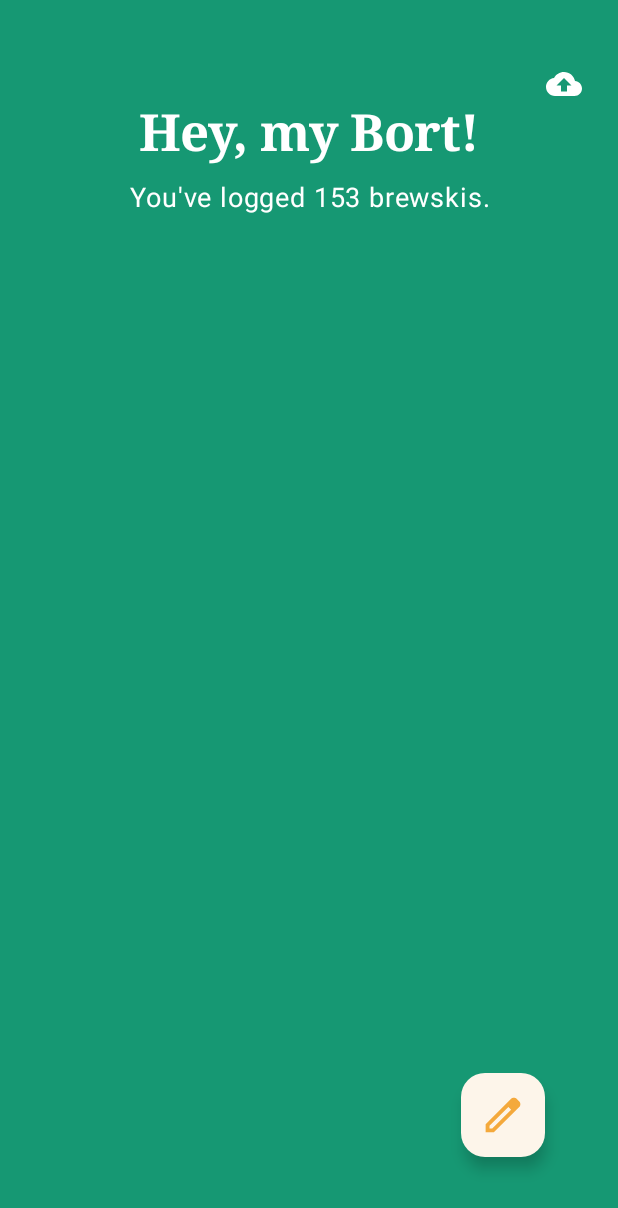
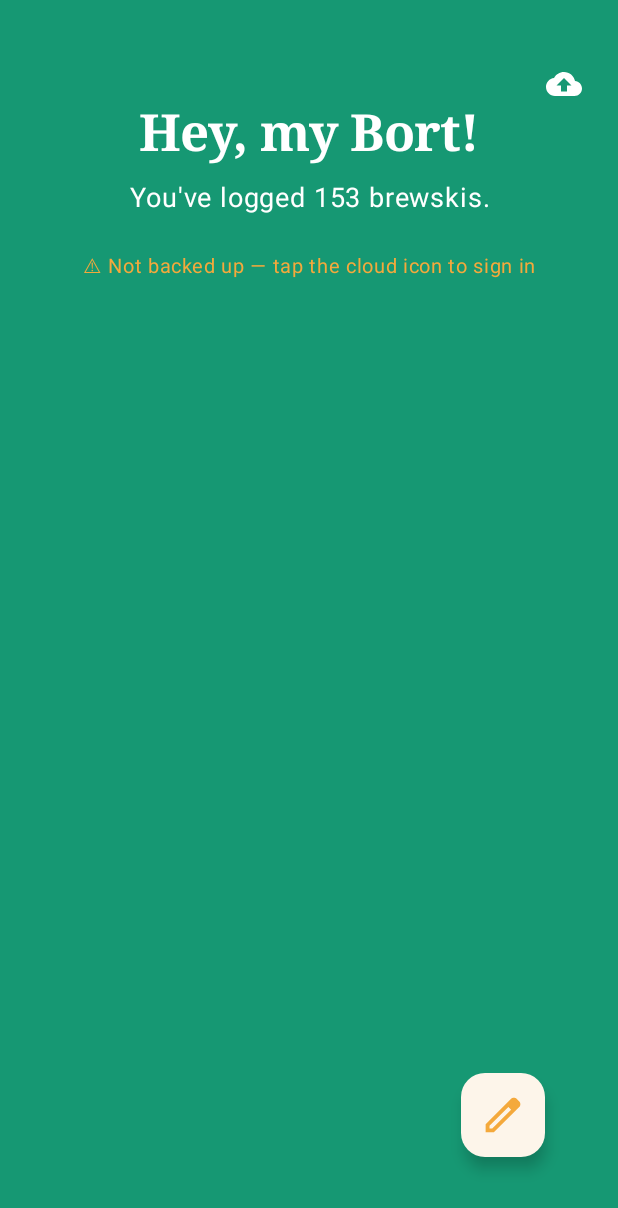
Before and after one commit to efeerhan/AleX, an Android app: the screen it shows after launch (MainActivity), on a phone screen of 412 x 824 dp. Shown: the top 1208 px of the screen. Run offline under Robolectric (Android 15) with nearby library versions, the light colour scheme and no system bars; our stand-ins replace Firebase (no records; nobody signed in at launch, a user with empty details on screens opened directly), Room's generated code.

Commit message:
fix(backups/ordering): ensure changes get pushed & same-day items are ordered correctly

```diff
--- a/app/src/main/java/com/erhan/alex/Adapter.kt
+++ b/app/src/main/java/com/erhan/alex/Adapter.kt
@@ -63,7 +63,13 @@ class Adapter( private val context: Context) :
     }
 
     fun setEntries(newEntries: List<Entry>) {
-        entries = newEntries.sortedByDescending { representDateSortably(it.date) }
+        // Dates are day-granular, so same-day entries need an explicit tiebreak: without one the
+        // stable sort leaves them oldest-first, and the (size - position) numbering above then
+        // hands the day's highest number to its oldest entry. id ascends with insertion, so
+        // descending id puts the most recent entry of a day on top, where its number belongs.
+        entries = newEntries.sortedWith(
+            compareByDescending<Entry> { representDateSortably(it.date) }.thenByDescending { it.id }
+        )
         notifyDataSetChanged() // Use DiffUtil for better performance
     }
 
--- a/app/src/main/java/com/erhan/alex/AuthRepository.kt
+++ b/app/src/main/java/com/erhan/alex/AuthRepository.kt
@@ -7,6 +7,7 @@ import androidx.credentials.CredentialManager
 import androidx.credentials.GetCredentialRequest
 import com.google.android.libraries.identity.googleid.GetSignInWithGoogleOption
 import com.google.android.libraries.identity.googleid.GoogleIdTokenCredential
+import com.google.firebase.auth.FirebaseAuth
 import com.google.firebase.auth.FirebaseUser
 import com.google.firebase.auth.GoogleAuthProvider
 import com.google.firebase.auth.ktx.auth
@@ -21,6 +22,21 @@ object AuthRepository {
 
     val currentUser: FirebaseUser?
         get() = Firebase.auth.currentUser
+
+    /**
+     * Calls [onChange] on every sign-in/sign-out transition, including a token expiring
+     * underneath the user — which is precisely the case that silently stopped backups before,
+     * with nothing on screen changing. Returns the listener so callers can unregister it.
+     */
+    fun observeAuthState(onChange: () -> Unit): FirebaseAuth.AuthStateListener {
+        val listener = FirebaseAuth.AuthStateListener { onChange() }
+        Firebase.auth.addAuthStateListener(listener)
+        return listener
+    }
+
+    fun stopObservingAuthState(listener: FirebaseAuth.AuthStateListener) {
+        Firebase.auth.removeAuthStateListener(listener)
+    }
 
     /** Launches the Google account chooser and signs the user into Firebase. Throws on failure. */
     suspend fun signIn(activity: Activity): FirebaseUser {
--- a/app/src/main/java/com/erhan/alex/EntryViewModel.kt
+++ b/app/src/main/java/com/erhan/alex/EntryViewModel.kt
@@ -11,10 +11,18 @@ class EntryViewModel(application: Application) : AndroidViewModel(application) {
     private val repository: EntryRepository
     val allEntries: LiveData<List<Entry>>
 
+    /** Entries not yet confirmed in the cloud; drives the main-screen backup indicator. */
+    val pendingPushCount: LiveData<Int> = PendingPushes.count
+
     init {
         val entryDao = AppDatabase.getDatabase(application).entryDao()
         repository = EntryRepository(entryDao, application)
         allEntries = repository.allEntries
+    }
+
+    /** Bootstrap-or-reconcile, run once per app start. Safe to call when signed out. */
+    fun onAppStart() = viewModelScope.launch(Dispatchers.IO) {
+        repository.onAppStart()
     }
 
     fun insert(entry: Entry) = viewModelScope.launch {
--- a/app/src/main/java/com/erhan/alex/MainActivity.kt
+++ b/app/src/main/java/com/erhan/alex/MainActivity.kt
@@ -6,11 +6,13 @@ import android.os.Bundle
 import android.util.Log
 import android.widget.TextView
 import androidx.appcompat.app.AppCompatActivity
+import androidx.core.content.ContextCompat
 import androidx.core.view.WindowCompat
 import androidx.lifecycle.ViewModelProvider
 import androidx.recyclerview.widget.LinearLayoutManager
 import androidx.recyclerview.widget.RecyclerView
 import com.google.android.material.floatingactionbutton.FloatingActionButton
+import com.google.firebase.auth.FirebaseAuth
 
 class MainActivity : AppCompatActivity() {
 
@@ -20,6 +22,8 @@ class MainActivity : AppCompatActivity() {
     private lateinit var entryAdapter: Adapter
     private lateinit var fab: FloatingActionButton
     private lateinit var dario: Bitmap
+    private lateinit var syncStatus: TextView
+    private var authListener: FirebaseAuth.AuthStateListener? = null
 
     override fun onCreate(savedInstanceState: Bundle?) {
         super.onCreate(savedInstanceState)
@@ -71,10 +75,12 @@ class MainActivity : AppCompatActivity() {
             entries?.let { entryAdapter.setEntries(it) }
         }
 
-        // If already signed in, reconcile local <-> cloud on app start.
-        if (AuthRepository.currentUser != null) {
-            entryViewModel.reconcile()
-        }
+        syncStatus = findViewById(R.id.syncStatus)
+        entryViewModel.pendingPushCount.observe(this) { updateSyncStatus() }
+
+        // Bootstraps a session that was restored rather than freshly tapped, then reconciles.
+        // No-ops when signed out, so the signed-out check that used to live here is gone.
+        entryViewModel.onAppStart()
 
         val accountButton = findViewById<android.widget.ImageButton>(R.id.accountButton)
         accountButton.setOnClickListener {
@@ -89,6 +95,33 @@ class MainActivity : AppCompatActivity() {
             }
             addItemFragment.show(supportFragmentManager, "AddItemFragment")
         }
+    }
+
+    override fun onStart() {
+        super.onStart()
+        // A sign-out, or a token quietly expiring, has to visibly change the indicator —
+        // that invisibility is what let a week of entries go un-backed-up unnoticed.
+        authListener = AuthRepository.observeAuthState { updateSyncStatus() }
+    }
+
+    override fun onStop() {
+        super.onStop()
+        authListener?.let { AuthRepository.stopObservingAuthState(it) }
+        authListener = null
+    }
+
+    private fun updateSyncStatus() {
+        val pending = entryViewModel.pendingPushCount.value ?: 0
+        val signedIn = AuthRepository.currentUser != null
+        syncStatus.text = when {
+            !signedIn -> getString(R.string.syncSignedOut)
+            pending > 0 -> resources.getQuantityString(R.plurals.syncPending, pending, pending)
+            else -> getString(R.string.syncUpToDate)
+        }
+        val healthy = signedIn && pending == 0
+        syncStatus.setTextColor(
+            ContextCompat.getColor(this, if (healthy) R.color.white else R.color.accent)
+        )
     }
 
     private fun addItem(dao: EntryDao, name: String, where: String, kind: String, date: String, notes: String, uuid: String) {
--- /dev/null
+++ b/app/src/main/java/com/erhan/alex/PendingPushes.kt
@@ -0,0 +1,58 @@
+package com.erhan.alex
+
+import android.content.Context
+import androidx.lifecycle.LiveData
+import androidx.lifecycle.MutableLiveData
+
+/**
+ * Durable list of entries whose cloud push hasn't been confirmed yet.
+ *
+ * Pushes are fire-and-forget, and the signed-out case used to return from [CloudSyncRepository]
+ * without a log line, an exception, or any record that a write was owed — which is how a week of
+ * entries stayed phone-only with nothing noticing. An entry goes on this list the moment it's
+ * written locally and comes off only when the cloud confirms, so a push lost to a signed-out
+ * session, a dead network, or a killed process is still on the books for the next reconcile.
+ *
+ * Backed by SharedPreferences rather than a Room column deliberately: it survives process death
+ * the same way, and it needs no schema migration on a database whose last migration is already
+ * implicated in the duplicated-image mess.
+ */
+object PendingPushes {
+
+    private const val PREFS = "cloud_sync_prefs"
+    private const val KEY = "pending_pushes"
+
+    private val liveCount = MutableLiveData<Int>()
+
+    /** Number of entries still waiting to reach the cloud; drives the main-screen indicator. */
+    val count: LiveData<Int> = liveCount
+
+    private fun prefs(context: Context) =
+        context.applicationContext.getSharedPreferences(PREFS, Context.MODE_PRIVATE)
+
+    @Synchronized
+    fun all(context: Context): Set<String> =
+        // getStringSet's returned set must never be mutated or held onto — copy it.
+        prefs(context).getStringSet(KEY, emptySet())?.toSet() ?: emptySet()
+
+    @Synchronized
+    fun mark(context: Context, uuid: String) {
+        val next = all(context).toMutableSet()
+        if (next.add(uuid)) write(context, next)
+    }
+
+    @Synchronized
+    fun clear(context: Context, uuid: String) {
+        val next = all(context).toMutableSet()
+        if (next.remove(uuid)) write(context, next)
+    }
+
+    /** Seeds the indicator at app start, before any push has been attempted this session. */
+    fun refresh(context: Context) = liveCount.postValue(all(context).size)
+
+    private fun write(context: Context, next: Set<String>) {
+        // apply(), not commit(): inserts run on the main thread and this must not touch disk there.
+        prefs(context).edit().putStringSet(KEY, next).apply()
+        liveCount.postValue(next.size)
+    }
+}
--- a/app/src/main/res/layout/main.xml
+++ b/app/src/main/res/layout/main.xml
@@ -41,6 +41,20 @@
             app:fontFamily="sans-serif"
             android:textColor="@color/white" />
 
+        <!-- Backup state. Visible on the main screen because a silent sync failure is how a
+             week of entries went un-backed-up without anyone noticing. -->
+        <TextView
+            android:id="@+id/syncStatus"
+            android:layout_width="match_parent"
+            android:layout_height="wrap_content"
+            android:layout_marginBottom="@dimen/space_md"
+            android:textAlignment="center"
+            android:textAppearance="@style/TextAppearance.AleX.Caption"
+            android:fontFamily="sans-serif"
+            app:fontFamily="sans-serif"
+            android:textColor="@color/accent"
+            tools:text="⚠ 3 entries not backed up yet" />
+
         <androidx.recyclerview.widget.RecyclerView
             android:id="@+id/recycle"
             android:layout_width="match_parent"
--- a/app/src/main/res/values/strings.xml
+++ b/app/src/main/res/values/strings.xml
@@ -29,4 +29,12 @@
     <string name="restoreFromCloud">Restore from cloud</string>
     <string name="signInFailed">Sign-in failed. Please try again.</string>
     <string name="restoreStarted">Restoring from cloud…</string>
+
+    <!-- Main-screen backup indicator. Sync used to fail with nothing on screen changing. -->
+    <string name="syncSignedOut">⚠ Not backed up — tap the cloud icon to sign in</string>
+    <string name="syncUpToDate">✓ Backed up</string>
+    <plurals name="syncPending">
+        <item quantity="one">⚠ %d entry not backed up yet</item>
+        <item quantity="other">⚠ %d entries not backed up yet</item>
+    </plurals>
 </resources>
```
Also changed, not shown: app/src/main/java/com/erhan/alex/CloudSyncRepository.kt (+14 -2 lines), app/src/main/java/com/erhan/alex/EntryRepository.kt (+73 -15 lines), app/src/main/java/com/erhan/alex/LostEntries.kt (+7 -0 lines).
